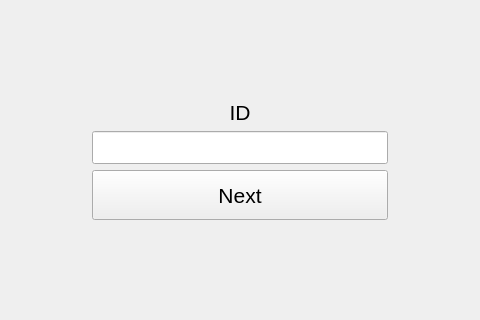
Before: the Qt Designer form ui/register.ui in alfa-ryano/Brownian, drawn with Qt 5; both pictures show x 214 to 694 and y 127 to 447 of the 908 by 574 pixel window.
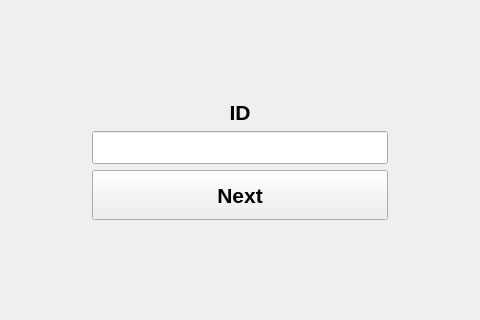
After: the same form once the commit is applied.

The edit to the form file:
```diff
--- a/ui/register.ui
+++ b/ui/register.ui
@@ -32,6 +32,8 @@
             <property name="font">
              <font>
               <pointsize>16</pointsize>
+              <weight>75</weight>
+              <bold>true</bold>
              </font>
             </property>
             <property name="text">
@@ -83,6 +85,8 @@
             <property name="font">
              <font>
               <pointsize>16</pointsize>
+              <weight>75</weight>
+              <bold>true</bold>
              </font>
             </property>
             <property name="text">
```
